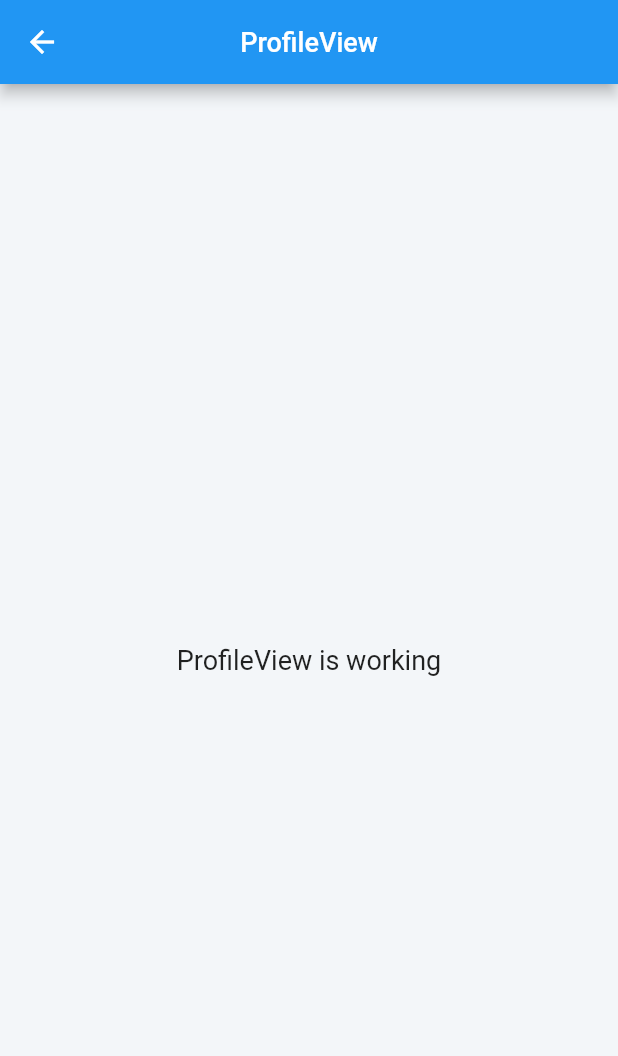
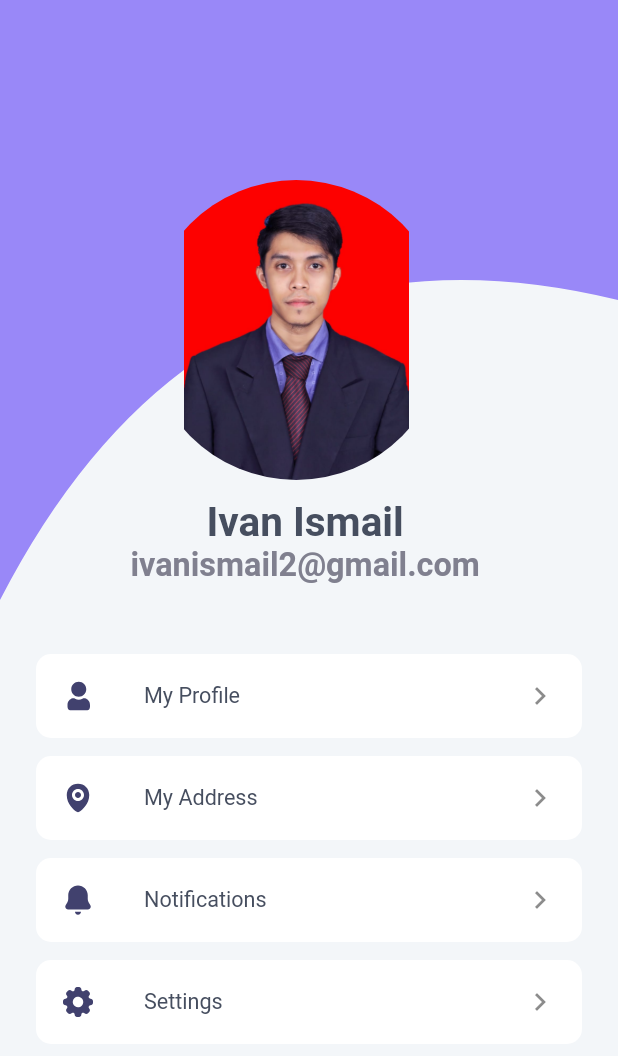
Before and after one commit to ivanismail/course, a Flutter app: the ProfileView screen opened by its route, on a phone screen of 412 x 824 dp. Shown: the top 1056 px of the screen. Run offline on Flutter 3.47's test engine with Material 2 defaults, Android fonts, the phone set to English and light mode, and no system bars; our stand-ins replace circle_nav_bar, flutter_svg, get.

Commit message:
add: profile page

```diff
--- a/lib/app/modules/home/views/home_view.dart
+++ b/lib/app/modules/home/views/home_view.dart
@@ -1,6 +1,6 @@
 import 'package:course/app/modules/home/controllers/home_controller.dart';
-import 'package:course/app/routes/app_pages.dart';
 import 'package:course/app/themes/colors.dart';
+import 'package:course/app/widgets/label_text.dart';
 import 'package:course/app/widgets/product_card.dart';
 import 'package:flutter/material.dart';
 import 'package:flutter_svg/svg.dart';
@@ -152,33 +152,6 @@ class ListCategory extends StatelessWidget {
   }
 }
 
-class LabelText extends StatelessWidget {
-  final String? title;
-  final Color? color;
-  final double? size;
-  const LabelText({
-    Key? key,
-    required this.title,
-    this.color,
-    this.size,
-  }) : super(key: key);
-
-  @override
-  Widget build(BuildContext context) {
-    return Padding(
-      padding: const EdgeInsets.only(left: 12),
-      child: Text(
-        this.title.toString(),
-        style: TextStyle(
-          fontSize: this.size ?? 30,
-          color: this.color ?? MyColor.netral8(),
-          fontWeight: FontWeight.bold,
-        ),
-      ),
-    );
-  }
-}
-
 class AppBarHome extends StatelessWidget {
   const AppBarHome({Key? key}) : super(key: key);
 
--- a/lib/app/modules/product_detail/views/product_detail_view.dart
+++ b/lib/app/modules/product_detail/views/product_detail_view.dart
@@ -1,4 +1,5 @@
 import 'package:course/app/themes/colors.dart';
+import 'package:course/app/widgets/label_text.dart';
 import 'package:flutter/material.dart';
 import 'package:flutter_svg/flutter_svg.dart';
 
@@ -244,37 +245,6 @@ class AppBarDetail extends StatelessWidget {
             ),
           ),
         ],
-      ),
-    );
-  }
-}
-
-class LabelText extends StatelessWidget {
-  final String? title;
-  final Color? color;
-  final double? size;
-  final TextAlign? textAlign;
-
-  const LabelText({
-    Key? key,
-    required this.title,
-    this.color,
-    this.size,
-    this.textAlign,
-  }) : super(key: key);
-
-  @override
-  Widget build(BuildContext context) {
-    return Padding(
-      padding: const EdgeInsets.only(left: 12),
-      child: Text(
-        this.title.toString(),
-        textAlign: this.textAlign ?? TextAlign.left,
-        style: TextStyle(
-          fontSize: this.size ?? 30,
-          color: this.color ?? MyColor.netral8(),
-          fontWeight: FontWeight.bold,
-        ),
       ),
     );
   }
--- a/lib/app/modules/profile/views/profile_view.dart
+++ b/lib/app/modules/profile/views/profile_view.dart
@@ -1,3 +1,6 @@
+import 'package:course/app/themes/colors.dart';
+import 'package:course/app/widgets/label_text.dart';
+import 'package:course/app/widgets/list_tile.dart';
 import 'package:flutter/material.dart';
 
 import 'package:get/get.dart';
@@ -8,16 +11,95 @@ class ProfileView extends GetView<ProfileController> {
   @override
   Widget build(BuildContext context) {
     return Scaffold(
-      appBar: AppBar(
-        title: Text('ProfileView'),
-        centerTitle: true,
+        body: SingleChildScrollView(
+      child: Column(
+        crossAxisAlignment: CrossAxisAlignment.center,
+        mainAxisAlignment: MainAxisAlignment.center,
+        children: [
+          Stack(
+            children: [
+              Container(
+                alignment: Alignment.center,
+                child: ClipPath(
+                  clipper: MyClipper(),
+                  child: Container(
+                    width: Get.width,
+                    height: 400,
+                    color: MyColor.purple(),
+                  ),
+                ),
+              ),
+              Positioned(
+                top: 120,
+                left: 75,
+                child: Center(
+                  child: Column(
+                    children: [
+                      ClipRRect(
+                        borderRadius: BorderRadius.all(Radius.circular(100)),
+                        child: Container(
+                          width: 200,
+                          height: 200,
+                          child: Image.asset('assets/FOTO.jpeg'),
+                        ),
+                      ),
+                      SizedBox(height: 12),
+                      LabelText(title: 'Ivan Ismail'),
+                      LabelText(
+                        title: 'ivanismail2@gmail.com',
+                        color: MyColor.netral7(),
+                        size: 24,
+                      ),
+                    ],
+                  ),
+                ),
+              ),
+            ],
+          ),
+          Container(
+            padding: EdgeInsets.all(24),
+            child: Column(
+              children: [
+                SizedBox(height: 12),
+                ListTileCard(
+                  title: 'My Profile',
+                  svg: 'user',
+                ),
+                ListTileCard(
+                  title: 'My Address',
+                  svg: 'map-marker',
+                ),
+                ListTileCard(
+                  title: 'Notifications',
+                  svg: 'bell',
+                ),
+                ListTileCard(
+                  title: 'Settings',
+                  svg: 'settings',
+                ),
+              ],
+            ),
+          ),
+        ],
       ),
-      body: Center(
-        child: Text(
-          'ProfileView is working',
-          style: TextStyle(fontSize: 20),
-        ),
-      ),
-    );
+    ));
   }
 }
+
+class MyClipper extends CustomClipper<Path> {
+  @override
+  Path getClip(Size size) {
+    var path = Path();
+    path.lineTo(0, size.height);
+    path.quadraticBezierTo(
+        size.width / 3, size.height / 3, size.width, size.height / 2);
+    path.lineTo(size.width, size.height);
+    path.lineTo(size.width, 0);
+    path.close();
+
+    return path;
+  }
+
+  @override
+  bool shouldReclip(CustomClipper<Path> oldClipper) => false;
+}
--- /dev/null
+++ b/lib/app/widgets/label_text.dart
@@ -0,0 +1,33 @@
+import 'package:course/app/themes/colors.dart';
+import 'package:flutter/material.dart';
+
+class LabelText extends StatelessWidget {
+  final String? title;
+  final Color? color;
+  final double? size;
+  final TextAlign? textAlign;
+
+  const LabelText({
+    Key? key,
+    required this.title,
+    this.color,
+    this.size,
+    this.textAlign,
+  }) : super(key: key);
+
+  @override
+  Widget build(BuildContext context) {
+    return Padding(
+      padding: const EdgeInsets.only(left: 12),
+      child: Text(
+        this.title.toString(),
+        textAlign: this.textAlign ?? TextAlign.left,
+        style: TextStyle(
+          fontSize: this.size ?? 30,
+          color: this.color ?? MyColor.netral8(),
+          fontWeight: FontWeight.bold,
+        ),
+      ),
+    );
+  }
+}
--- /dev/null
+++ b/lib/app/widgets/list_tile.dart
@@ -0,0 +1,41 @@
+import 'package:course/app/themes/colors.dart';
+import 'package:flutter/material.dart';
+import 'package:flutter_svg/svg.dart';
+
+class ListTileCard extends StatelessWidget {
+  final String? title;
+  final String? svg;
+  final double? fontSize;
+  const ListTileCard({
+    Key? key,
+    this.title,
+    this.svg,
+    this.fontSize,
+  }) : super(key: key);
+
+  @override
+  Widget build(BuildContext context) {
+    return Column(
+      children: [
+        Container(
+          decoration: BoxDecoration(
+            borderRadius: BorderRadius.circular(10),
+            color: MyColor.netral1(),
+          ),
+          child: ListTile(
+            title: Text(
+              this.title ?? '',
+              style: TextStyle(
+                color: MyColor.netral8(),
+                fontSize: this.fontSize ?? 16,
+              ),
+            ),
+            trailing: Icon(Icons.chevron_right_sharp),
+            leading: SvgPicture.asset('assets/$svg.svg'),
+          ),
+        ),
+        SizedBox(height: 12),
+      ],
+    );
+  }
+}
```
Also changed, not shown: assets/FOTO.jpeg (added).
